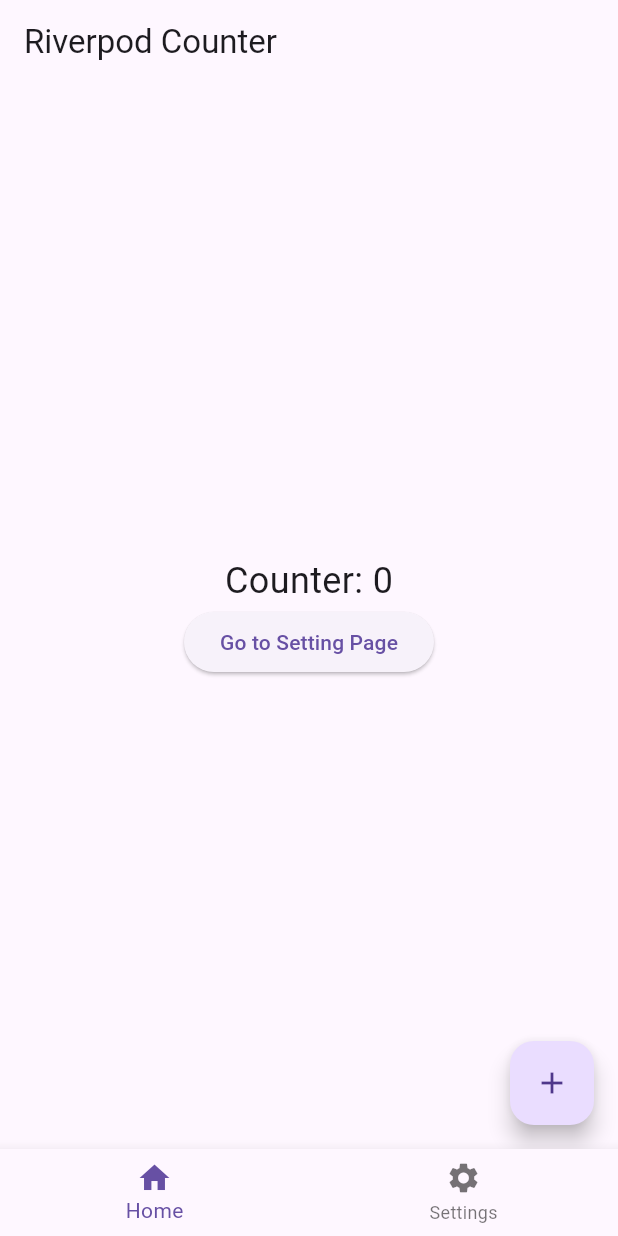
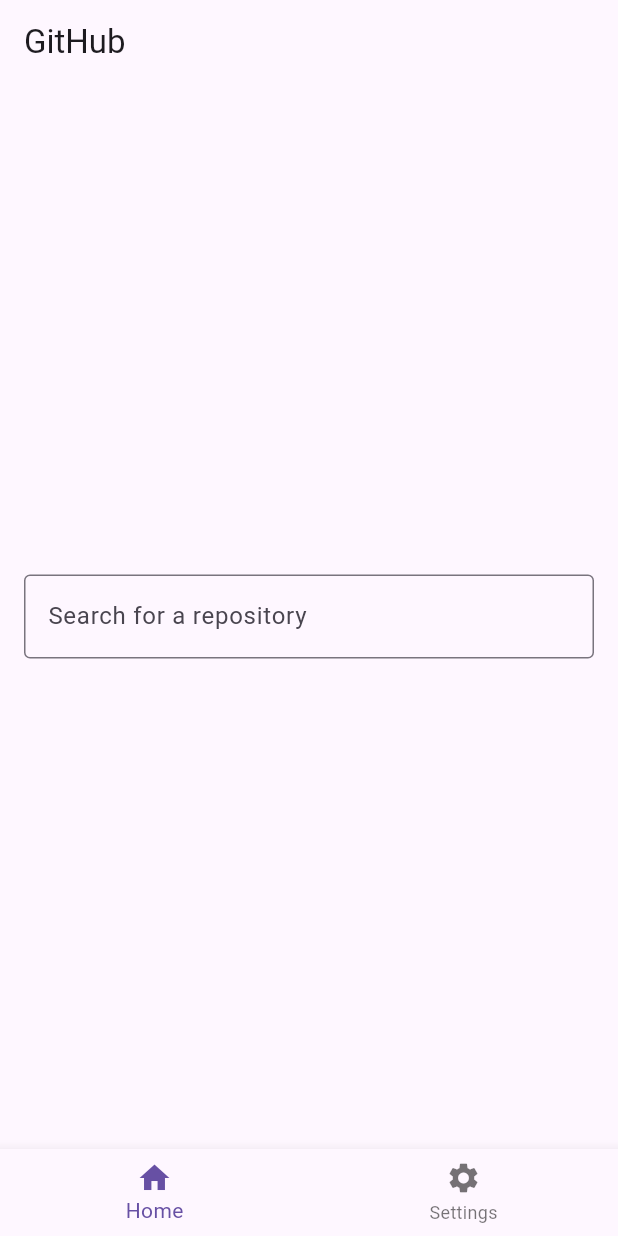
Before and after one commit to GG-highness/github_search_app_riverpod, a Flutter app: the screen it shows after launch, on a phone screen of 412 x 824 dp. Run offline on Flutter 3.47's test engine with Material 3 defaults, Android fonts, the phone set to English and light mode, and no system bars; our stand-ins replace flutter_riverpod, go_router.

Commit message:
Feature/home page (#11)
* delete: counterProvider

* add: searchProvider

* edit: HomePage

```diff
--- a/lib/common/provider/count_provider.dart
+++ /dev/null
@@ -1,3 +0,0 @@
-import 'package:flutter_riverpod/flutter_riverpod.dart';
-
-final counterProvider = StateProvider((ref) => 0);
--- /dev/null
+++ b/lib/common/provider/search_provider.dart
@@ -0,0 +1,3 @@
+import 'package:flutter_riverpod/flutter_riverpod.dart';
+
+final searchProvider = StateProvider<String>((ref) => '');
--- a/lib/pages/home.dart
+++ b/lib/pages/home.dart
@@ -1,41 +1,46 @@
 import 'package:flutter/material.dart';
 import 'package:flutter_riverpod/flutter_riverpod.dart';
-import 'package:github_search_app_riverpod/common/provider/count_provider.dart';
-import 'package:go_router/go_router.dart';
-import '../common/enum/app_page.dart';
+import 'package:github_search_app_riverpod/common/provider/search_provider.dart';
 
 class HomePage extends ConsumerWidget {
   const HomePage({super.key});
 
   @override
   Widget build(BuildContext context, WidgetRef ref) {
-    final counter = ref.watch(counterProvider);
+    final searchString = ref.watch(searchProvider);
+    final TextEditingController textEditingController = TextEditingController(text: searchString);
+
+    void search() {
+      // 検索時にプロバイダーの値を使用
+      print('Searching for: $searchString');
+    }
 
     return Scaffold(
       appBar: AppBar(
-        title: const Text('Riverpod Counter'),
+        title: const Text('GitHub'),
       ),
-      body: Center(
+      body: Padding(
+        padding: const EdgeInsets.all(16.0),
         child: Column(
           mainAxisAlignment: MainAxisAlignment.center,
-          children: [
-            Text(
-              'Counter: $counter',
-              style: const TextStyle(fontSize: 24),
-            ),
-            ElevatedButton(
-              onPressed: () {
-                context.go(AppPage.setting.path);
+          children: <Widget>[
+            TextField(
+              controller: textEditingController,
+              onChanged: (value) => ref.read(searchProvider.notifier).state = value,
+              onSubmitted: (value) {
+                ref.read(searchProvider.notifier).state = value;
+                search();
               },
-              child: const Text('Go to Setting Page'),
+              decoration: const InputDecoration(
+                labelText: 'Search for a repository',
+                border: OutlineInputBorder(),
+              ),
+              keyboardType: TextInputType.text,
+              textInputAction: TextInputAction.search,
             ),
           ],
         ),
       ),
-      floatingActionButton: FloatingActionButton(
-        onPressed: () => ref.read(counterProvider.notifier).state++,
-        child: const Icon(Icons.add),
-      ),
     );
   }
 }
```
